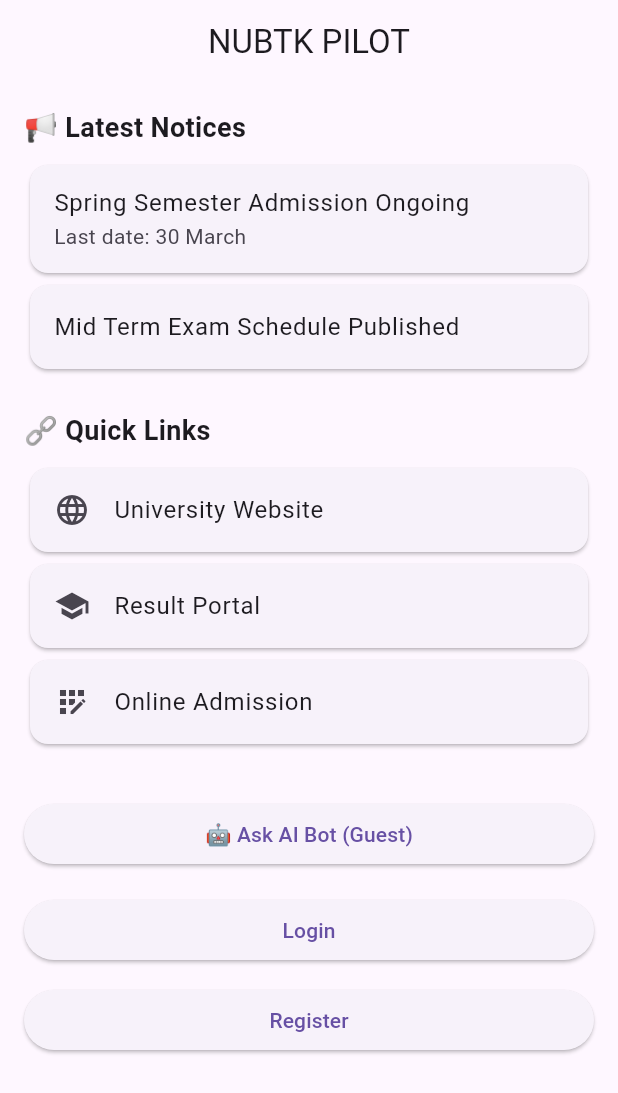
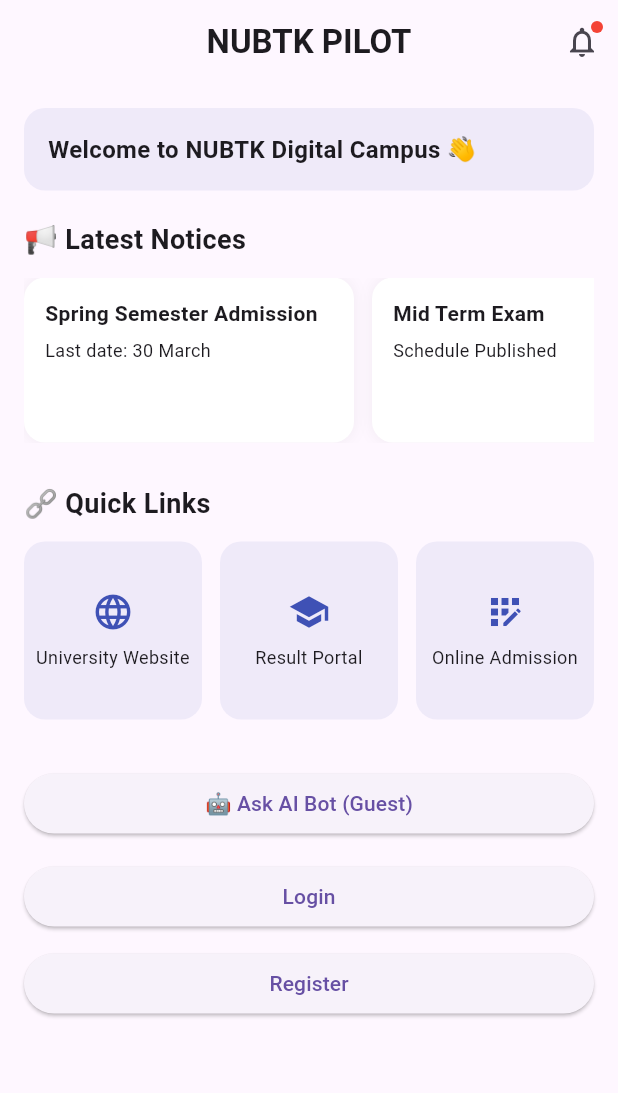
Before and after one commit to bashirnubtk/nubtk_pilot, a Flutter app: the screen it shows after launch, on a phone screen of 412 x 824 dp. Shown: the top 1093 px of the screen. Run offline on Flutter 3.47's test engine with Material 3 defaults, Android fonts, the phone set to English and light mode, and no system bars.

Commit message:
Enhance home UI with notifications, cards, and quick links layout

```diff
--- a/lib/features/home/home_screen.dart
+++ b/lib/features/home/home_screen.dart
@@ -11,25 +11,52 @@ class HomeScreen extends StatelessWidget {
 
   @override
   Widget build(BuildContext context) {
-    // Current language from Provider
     final languageCode = Provider.of<LanguageProvider>(context).languageCode;
 
     return Scaffold(
       appBar: AppBar(
-        title: const Text('NUBTK PILOT'),
         centerTitle: true,
+        title: const Text(
+          'NUBTK PILOT',
+          style: TextStyle(fontWeight: FontWeight.bold),
+        ),
+        actions: [
+          Stack(
+            children: [
+              IconButton(
+                icon: const Icon(Icons.notifications_none),
+                onPressed: () {},
+              ),
+              Positioned(
+                right: 10,
+                top: 10,
+                child: Container(
+                  width: 8,
+                  height: 8,
+                  decoration: const BoxDecoration(
+                    color: Colors.red,
+                    shape: BoxShape.circle,
+                  ),
+                ),
+              )
+            ],
+          ),
+        ],
       ),
       body: SingleChildScrollView(
         padding: const EdgeInsets.all(16),
         child: Column(
           crossAxisAlignment: CrossAxisAlignment.start,
           children: [
+            _headerGreeting(),
+            const SizedBox(height: 20),
+
             _noticeSection(languageCode),
-            const SizedBox(height: 24),
+            const SizedBox(height: 28),
+
             _quickLinksSection(languageCode),
             const SizedBox(height: 32),
 
-            // AI Bot Button
             PrimaryButton(
               title: AppStrings.askAIBot[languageCode]!,
               onPressed: () {
@@ -39,9 +66,8 @@ class HomeScreen extends StatelessWidget {
                 );
               },
             ),
-            const SizedBox(height: 16),
+            const SizedBox(height: 14),
 
-            // Login Button
             PrimaryButton(
               title: AppStrings.login[languageCode]!,
               onPressed: () {
@@ -51,18 +77,31 @@ class HomeScreen extends StatelessWidget {
                 );
               },
             ),
+            const SizedBox(height: 10),
 
-            const SizedBox(height: 12),
-
-            // Register Button
             PrimaryButton(
               title: AppStrings.register[languageCode]!,
               onPressed: () {
-                // TODO: Implement Registration Screen navigation
+                // Next step
               },
             ),
           ],
         ),
+      ),
+    );
+  }
+
+  Widget _headerGreeting() {
+    return Container(
+      width: double.infinity,
+      padding: const EdgeInsets.all(16),
+      decoration: BoxDecoration(
+        borderRadius: BorderRadius.circular(14),
+        color: Colors.indigo.withOpacity(0.08),
+      ),
+      child: const Text(
+        'Welcome to NUBTK Digital Campus 👋',
+        style: TextStyle(fontSize: 16, fontWeight: FontWeight.w600),
       ),
     );
   }
@@ -75,16 +114,21 @@ class HomeScreen extends StatelessWidget {
           '📢 ${AppStrings.latestNotices[languageCode]!}',
           style: const TextStyle(fontSize: 18, fontWeight: FontWeight.bold),
         ),
-        const SizedBox(height: 8),
-        const Card(
-          child: ListTile(
-            title: Text('Spring Semester Admission Ongoing'),
-            subtitle: Text('Last date: 30 March'),
+        const SizedBox(height: 12),
+        SizedBox(
+          height: 110,
+          child: ListView(
+            scrollDirection: Axis.horizontal,
+            children: const [
+              _NoticeCard(
+                title: 'Spring Semester Admission',
+                subtitle: 'Last date: 30 March',
               ),
+              _NoticeCard(
+                title: 'Mid Term Exam',
+                subtitle: 'Schedule Published',
               ),
-        const Card(
-          child: ListTile(
-            title: Text('Mid Term Exam Schedule Published'),
+            ],
           ),
         ),
       ],
@@ -99,26 +143,100 @@ class HomeScreen extends StatelessWidget {
           '🔗 ${AppStrings.quickLinks[languageCode]!}',
           style: const TextStyle(fontSize: 18, fontWeight: FontWeight.bold),
         ),
-        const SizedBox(height: 8),
-        Card(
-          child: ListTile(
-            leading: const Icon(Icons.language),
-            title: Text(AppStrings.universityWebsite[languageCode]!),
+        const SizedBox(height: 12),
+        GridView.count(
+          shrinkWrap: true,
+          crossAxisCount: 3,
+          crossAxisSpacing: 12,
+          mainAxisSpacing: 12,
+          physics: const NeverScrollableScrollPhysics(),
+          children: [
+            _QuickLinkCard(
+              icon: Icons.language,
+              title: AppStrings.universityWebsite[languageCode]!,
             ),
+            _QuickLinkCard(
+              icon: Icons.school,
+              title: AppStrings.resultPortal[languageCode]!,
             ),
-        Card(
-          child: ListTile(
-            leading: const Icon(Icons.school),
-            title: Text(AppStrings.resultPortal[languageCode]!),
+            _QuickLinkCard(
+              icon: Icons.app_registration,
+              title: AppStrings.onlineAdmission[languageCode]!,
             ),
-        ),
-        Card(
-          child: ListTile(
-            leading: const Icon(Icons.app_registration),
-            title: Text(AppStrings.onlineAdmission[languageCode]!),
-          ),
+          ],
         ),
       ],
     );
   }
 }
+
+class _NoticeCard extends StatelessWidget {
+  final String title;
+  final String subtitle;
+
+  const _NoticeCard({
+    required this.title,
+    required this.subtitle,
+  });
+
+  @override
+  Widget build(BuildContext context) {
+    return Container(
+      width: 220,
+      margin: const EdgeInsets.only(right: 12),
+      padding: const EdgeInsets.all(14),
+      decoration: BoxDecoration(
+        borderRadius: BorderRadius.circular(14),
+        color: Colors.white,
+        boxShadow: [
+          BoxShadow(
+            color: Colors.black.withOpacity(0.05),
+            blurRadius: 8,
+          )
+        ],
+      ),
+      child: Column(
+        crossAxisAlignment: CrossAxisAlignment.start,
+        children: [
+          Text(title,
+              style:
+                  const TextStyle(fontWeight: FontWeight.bold, fontSize: 14)),
+          const SizedBox(height: 6),
+          Text(subtitle, style: const TextStyle(fontSize: 12)),
+        ],
+      ),
+    );
+  }
+}
+
+class _QuickLinkCard extends StatelessWidget {
+  final IconData icon;
+  final String title;
+
+  const _QuickLinkCard({
+    required this.icon,
+    required this.title,
+  });
+
+  @override
+  Widget build(BuildContext context) {
+    return Container(
+      decoration: BoxDecoration(
+        borderRadius: BorderRadius.circular(14),
+        color: Colors.indigo.withOpacity(0.08),
+      ),
+      child: Column(
+        mainAxisAlignment: MainAxisAlignment.center,
+        children: [
+          Icon(icon, size: 28, color: Colors.indigo),
+          const SizedBox(height: 8),
+          Text(
+            title,
+            textAlign: TextAlign.center,
+            style: const TextStyle(fontSize: 12),
+          ),
+        ],
+      ),
+    );
+  }
+}
```
Also changed, not shown: 1 other file. Lines whose indentation alone changed are shown as unchanged.
